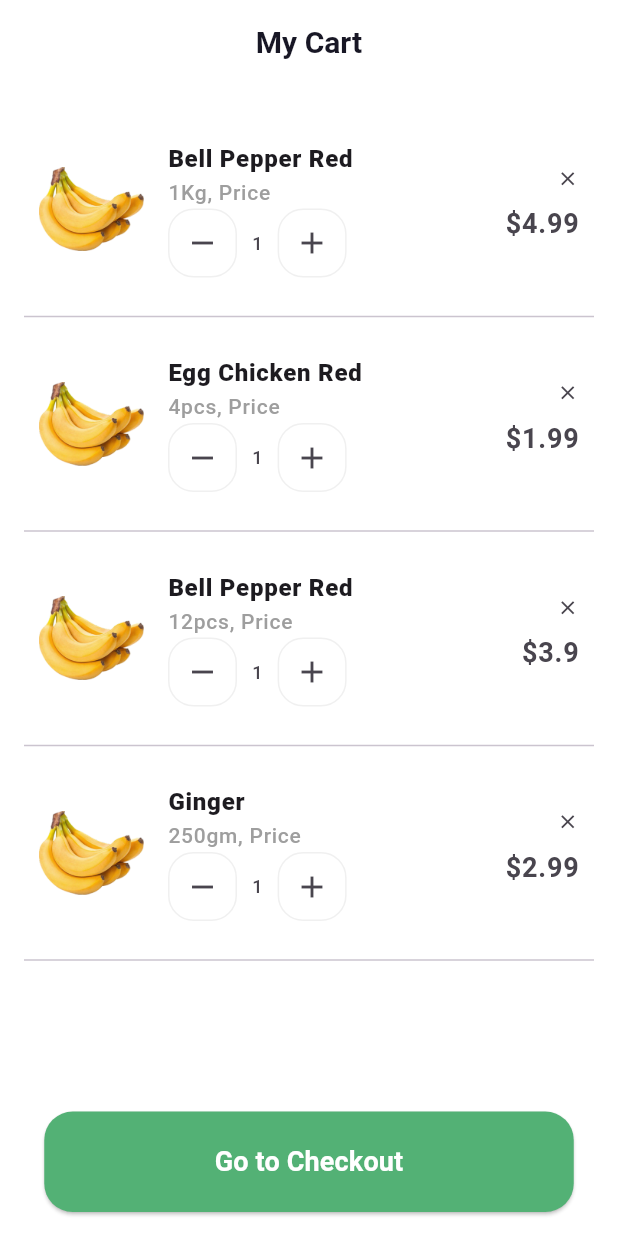
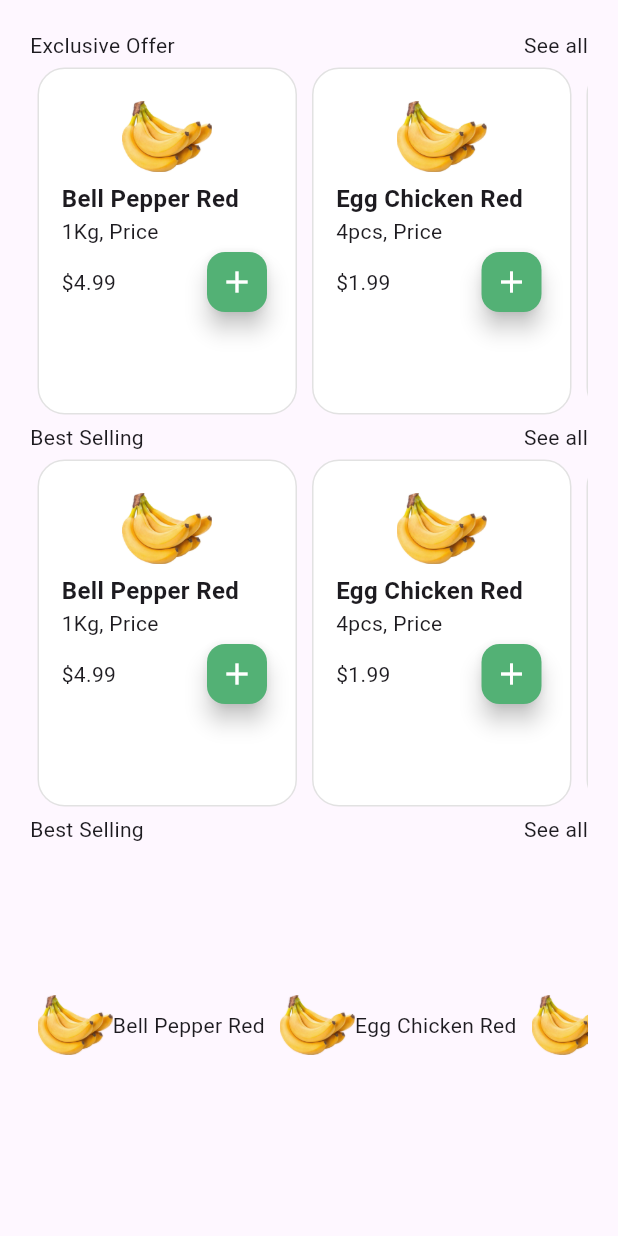
Before and after one commit to AbRehman536/batch_2_flutter, a Flutter app: the screen it shows after launch, on a phone screen of 412 x 824 dp. Run offline on Flutter 3.47's test engine with Material 3 defaults, Android fonts, the phone set to English and light mode, and no system bars; our stand-ins replace device_preview.

Commit message:
Custom Container Done

```diff
--- a/lib/main.dart
+++ b/lib/main.dart
@@ -2,6 +2,7 @@
 import 'package:batch_2/screens/auth_screens/login_screen.dart';
 import 'package:batch_2/screens/home_screens/explore.dart';
 import 'package:batch_2/screens/home_screens/favorite.dart';
+import 'package:batch_2/screens/home_screens/home_scren.dart';
 import 'package:batch_2/screens/home_screens/my_cart_screen.dart';
 import 'package:batch_2/screens/start_screens/on_Boarding.dart';
 import 'package:batch_2/screens/start_screens/splash_screen.dart';
@@ -37,7 +38,7 @@ class MyApp extends StatelessWidget {
         useMaterial3: true,
       ),
 
-      home: MyCartScreen(),
+      home: HomeScreen(),
     );
   }
 }
--- /dev/null
+++ b/lib/screens/home_screens/home_scren.dart
@@ -0,0 +1,134 @@
+import 'package:batch_2/utils/widgets/custom_container.dart';
+import 'package:flutter/material.dart';
+
+import '../../constants/app_assets.dart';
+import '../../models/cartModel.dart';
+
+class HomeScreen extends StatefulWidget {
+  const HomeScreen({super.key});
+
+  @override
+  State<HomeScreen> createState() => _HomeScreenState();
+}
+
+class _HomeScreenState extends State<HomeScreen> {
+  List<CartModel> cartList = [
+    CartModel(
+        image: AppAssets.bananaImage,
+        title: "Bell Pepper Red",
+        weight: "1Kg",
+        price: 4.99),
+    CartModel(
+        image: AppAssets.bananaImage,
+        title: "Egg Chicken Red",
+        weight: "4pcs",
+        price: 1.99),
+    CartModel(
+        image: AppAssets.bananaImage,
+        title: "Bell Pepper Red",
+        weight: "12pcs",
+        price: 3.90),
+    CartModel(
+        image: AppAssets.bananaImage,
+        title: "Ginger",
+        weight: "250gm",
+        price: 2.99),
+    CartModel(
+        image: AppAssets.bananaImage,
+        title: "Bell Pepper Red",
+        weight: "12pcs",
+        price: 3.90),
+    CartModel(
+        image: AppAssets.bananaImage,
+        title: "Ginger",
+        weight: "250gm",
+        price: 2.99),
+  ];
+  @override
+  Widget build(BuildContext context) {
+    return Scaffold(
+      body: Padding(
+        padding: const EdgeInsets.all(20.0),
+        child: Column(
+          children: [
+            Row(
+              mainAxisAlignment: MainAxisAlignment.spaceBetween,
+              children: [
+                Text("Exclusive Offer"),
+                Text("See all")
+              ],
+            ),
+            Flexible(
+              flex: 1,
+              child: ListView.builder(
+                scrollDirection: Axis.horizontal,
+                itemCount: cartList.length,
+                itemBuilder: (BuildContext context, int index) {
+                  return Padding(
+                    padding: const EdgeInsets.all(5.0),
+                    child: CustomContainer(
+                        image: cartList[index].image.toString(),
+                        title: cartList[index].title.toString(),
+                        description: cartList[index].weight.toString(),
+                        price: cartList[index].price),
+                  );
+                },),
+            ),
+
+            Row(
+              mainAxisAlignment: MainAxisAlignment.spaceBetween,
+              children: [
+                Text("Best Selling"),
+                Text("See all")
+              ],
+            ),
+
+            Expanded(
+              child: ListView.builder(
+                scrollDirection: Axis.horizontal,
+                itemCount: cartList.length,
+                itemBuilder: (BuildContext context, int index) {
+                  return Padding(
+                    padding: const EdgeInsets.all(5.0),
+                    child: CustomContainer(
+                        image: cartList[index].image.toString(),
+                        title: cartList[index].title.toString(),
+                        description: cartList[index].weight.toString(),
+                        price: cartList[index].price),
+                  );
+                },),
+            ),
+            Row(
+              mainAxisAlignment: MainAxisAlignment.spaceBetween,
+              children: [
+                Text("Best Selling"),
+                Text("See all")
+              ],
+            ),
+
+            Expanded(
+              child: ListView.builder(
+                scrollDirection: Axis.horizontal,
+                itemCount: cartList.length,
+                itemBuilder: (BuildContext context, int index) {
+                  return Padding(
+                    padding: const EdgeInsets.all(5.0),
+                    child:
+                    Container(
+                      child:
+                      Row(
+                        children: [
+                          Image.asset(cartList[index].image.toString(),width: 50,),
+                          Text(cartList[index].title),
+                        ],
+                      ),
+                    )
+                  );
+                },),
+            ),
+          ],
+        ),
+      ),
+    );
+  }
+}
--- /dev/null
+++ b/lib/utils/widgets/custom_container.dart
@@ -0,0 +1,65 @@
+import 'package:batch_2/constants/app_colors.dart';
+import 'package:flutter/material.dart';
+
+class CustomContainer extends StatelessWidget {
+  final String image;
+  final String title;
+  final String description;
+  final double price;
+  const CustomContainer({
+    super.key,
+    required this.image,
+    required this.title,
+    required this.description,
+    required this.price});
+
+  @override
+  Widget build(BuildContext context) {
+    return Container(
+      width: 173,
+      height: 248,
+      decoration: BoxDecoration(
+        borderRadius: .circular(18),
+        color: AppColors.secondaryColor,
+        border: Border.all(
+          color: Color(0xffE2E2E2),
+          width: 1
+        )
+      ),
+      child: Padding(
+        padding: const EdgeInsets.all(15.0),
+        child: Column(
+          crossAxisAlignment: .start,
+          children: [
+            Align(
+                alignment: Alignment.center,
+                child: Image.asset(image,width: 60,height: 60,)),
+            Text(title, style: TextStyle(
+              fontSize: 16,
+              fontWeight: FontWeight.w600,
+            ),),
+            Text("$description, Price", style: TextStyle(
+              fontSize: 14,
+              fontWeight: FontWeight.w400,
+            ),),
+            Row(
+             mainAxisAlignment: .spaceBetween,
+              children: [
+
+                Text("\$$price", style: TextStyle(
+                  fontSize: 14,
+                  fontWeight: FontWeight.w400,
+                ),),
+                FloatingActionButton.small(
+                  backgroundColor: AppColors.primaryColor,
+                  foregroundColor: AppColors.secondaryColor,
+                  onPressed: (){},
+                child: Icon(Icons.add),)
+              ],
+            )
+          ],
+        ),
+      ),
+    );
+  }
+}
```
